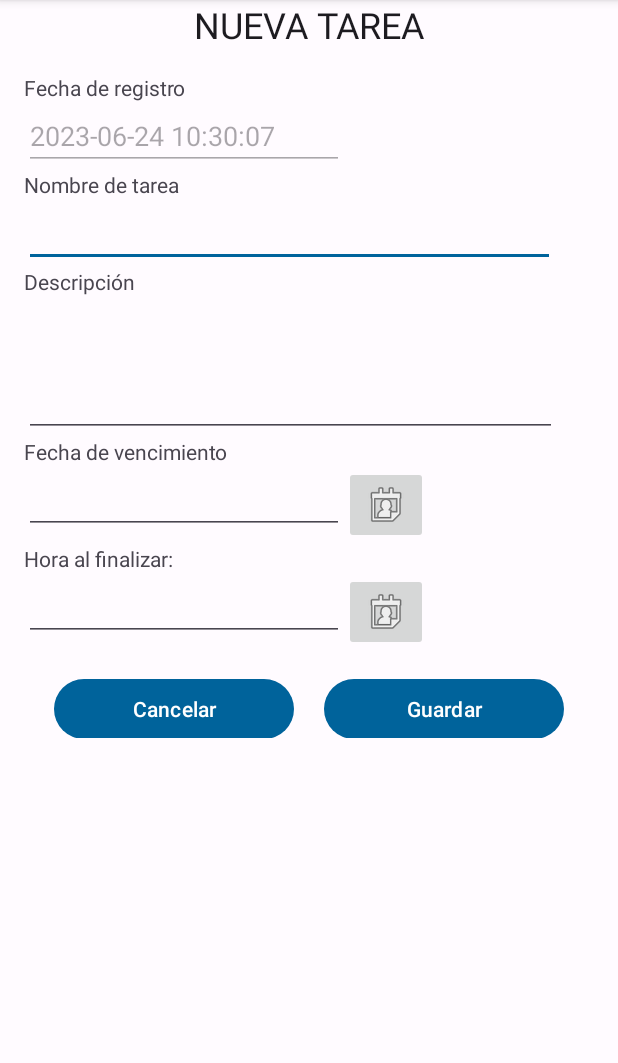
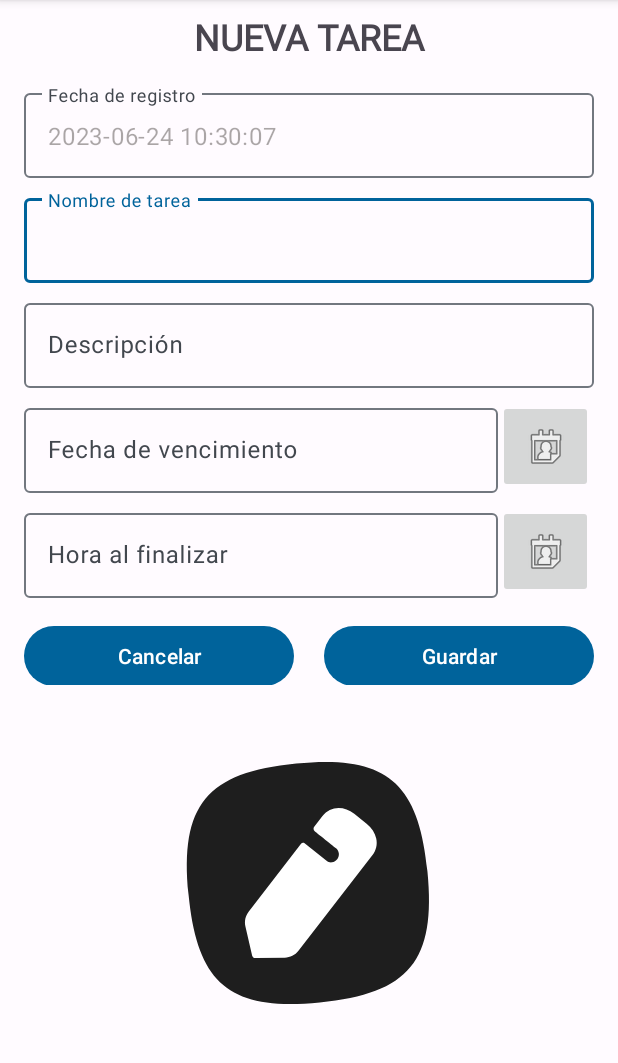
Before and after one commit to israUSA/ProyectoAppTarea, an Android app: the screen it shows after launch (activity_CreacionTarea), after a tap on "Agrega una nueva tarea", on a phone screen of 412 x 824 dp, the part 96-1159 px from its top. Run offline under Robolectric (Android 15) with nearby library versions, the light colour scheme and no system bars.

Commit message:
Crear tarea remodelado

```diff
--- a/app/src/main/res/layout/activity_creacion_tarea.xml
+++ b/app/src/main/res/layout/activity_creacion_tarea.xml
@@ -8,18 +8,21 @@
 
 
     <LinearLayout
+        android:id="@+id/linearLayout"
         android:layout_width="match_parent"
-      android:layout_height="match_parent"
+        android:layout_height="wrap_content"
         android:orientation="vertical">
 
         <TextView
             android:id="@+id/textView"
-        style="@style/Widget.AppCompat.TextView.SpinnerItem"
             android:layout_width="match_parent"
             android:layout_height="wrap_content"
+            android:fontFamily="@font/roboto"
             android:gravity="center"
+            android:paddingTop="8dp"
             android:text="NUEVA TAREA"
-        android:textSize="24sp" />
+            android:textSize="24sp"
+            android:textStyle="bold" />
 
         <LinearLayout
             android:layout_width="match_parent"
@@ -27,22 +30,25 @@
             android:orientation="vertical"
             android:padding="16dp">
 
-      <TextView
+            <LinearLayout
                 android:layout_width="match_parent"
-          android:layout_height="wrap_content"
-          android:text="Fecha de registro" />
-
-      <LinearLayout
-          android:layout_width="wrap_content"
                 android:layout_height="wrap_content"
                 android:orientation="horizontal">
 
-        <EditText
+
+                <com.google.android.material.textfield.TextInputLayout
+                    android:id="@+id/outlinedTextField"
+                    android:layout_width="match_parent"
+                    android:layout_height="wrap_content"
+                    android:hint="Fecha de registro">
+
+                    <com.google.android.material.textfield.TextInputEditText
                         android:id="@+id/editTextDateInicio"
                         android:layout_width="match_parent"
                         android:layout_height="wrap_content"
-            android:ems="10"
                         android:inputType="date" />
+
+                </com.google.android.material.textfield.TextInputLayout>
 
                 <!--        <ImageButton-->
                 <!--            android:id="@+id/bt_inicio_calendario"-->
@@ -54,83 +60,92 @@
 
             </LinearLayout>
 
-
-      <TextView
+            <com.google.android.material.textfield.TextInputLayout
                 android:layout_width="match_parent"
                 android:layout_height="wrap_content"
-          android:text="Nombre de tarea" />
+                android:paddingTop="8dp"
+                android:hint="Nombre de tarea">
 
-      <EditText
+                <com.google.android.material.textfield.TextInputEditText
                     android:id="@+id/nombre_tarea"
-          android:layout_width="354dp"
-          android:layout_height="wrap_content" />
-
-      <TextView
                     android:layout_width="match_parent"
                     android:layout_height="wrap_content"
-          android:text="Descripción" />
+                    android:inputType="textImeMultiLine" />
+            </com.google.android.material.textfield.TextInputLayout>
 
-      <EditText
+
+            <com.google.android.material.textfield.TextInputLayout
+                android:paddingTop="8dp"
+                android:layout_width="match_parent"
+                android:layout_height="wrap_content"
+                android:fontFamily="@font/roboto"
+                android:hint="Descripción"
+                android:textSize="10pt"
+                android:textStyle="bold">
+
+                <com.google.android.material.textfield.TextInputEditText
                     android:id="@+id/MultiText_Descripcion"
-          android:layout_width="355dp"
-          android:layout_height="94dp"
-          android:ems="10"
-          android:gravity="start|top"
+                    android:layout_width="match_parent"
+                    android:layout_height="wrap_content"
                     android:inputType="textMultiLine" />
 
-      <TextView
+            </com.google.android.material.textfield.TextInputLayout>
+
+            <LinearLayout
                 android:layout_width="match_parent"
                 android:layout_height="wrap_content"
-          android:text="Fecha de vencimiento" />
+                android:paddingTop="8dp"
+                android:orientation="horizontal">
 
 
-      <LinearLayout
-          android:layout_width="wrap_content"
+                <com.google.android.material.textfield.TextInputLayout
+                    android:layout_width="0dp"
                     android:layout_height="wrap_content"
-          android:orientation="horizontal">
+                    android:layout_weight="1"
+                    android:hint="Fecha de vencimiento">
 
-        <EditText
+                    <com.google.android.material.textfield.TextInputEditText
                         android:id="@+id/editTextDateFinal"
                         android:layout_width="match_parent"
                         android:layout_height="wrap_content"
-            android:ems="10"
                         android:inputType="date" />
+                </com.google.android.material.textfield.TextInputLayout>
 
 
                 <ImageButton
                     android:id="@+id/bt_fin_calendario"
-            android:layout_width="wrap_content"
-            android:layout_height="wrap_content"
-            android:layout_weight="1"
+                    android:layout_width="0dp"
+                    android:layout_height="match_parent"
+                    android:layout_weight="0.2"
                     app:srcCompat="@android:drawable/ic_menu_my_calendar" />
 
             </LinearLayout>
 
-
-      <TextView
-          android:id="@+id/textView5"
+            <LinearLayout
                 android:layout_width="match_parent"
                 android:layout_height="wrap_content"
-          android:text="Hora al finalizar:" />
-
-      <LinearLayout
-          android:layout_width="wrap_content"
-          android:layout_height="wrap_content"
+                android:paddingTop="8dp"
                 android:orientation="horizontal">
 
-        <EditText
+
+                <com.google.android.material.textfield.TextInputLayout
+                    android:layout_width="0dp"
+                    android:layout_height="wrap_content"
+                    android:layout_weight="1"
+                    android:hint="Hora al finalizar">
+
+                    <com.google.android.material.textfield.TextInputEditText
                         android:id="@+id/editTextHora"
                         android:layout_width="match_parent"
                         android:layout_height="wrap_content"
-            android:layout_weight="1"
-            android:ems="10"
                         android:inputType="time" />
+                </com.google.android.material.textfield.TextInputLayout>
 
                 <ImageButton
                     android:id="@+id/bt_fin_hora"
-            android:layout_width="wrap_content"
-            android:layout_height="wrap_content"
-            android:layout_weight="1"
+                    android:layout_width="0dp"
+                    android:layout_height="match_parent"
+                    android:layout_weight="0.2"
                     app:srcCompat="@android:drawable/ic_menu_my_calendar" />
             </LinearLayout>
 
@@ -142,8 +157,9 @@
 
                 <Button
                     android:id="@+id/btn_cancelar"
-            android:layout_width="160dp"
+                    android:layout_width="0dp"
                     android:layout_height="wrap_content"
+                    android:layout_weight="1"
                     android:layout_marginTop="10dp"
                     android:layout_marginRight="10dp"
                     android:onClick="cerrarVentana"
@@ -152,17 +168,27 @@
 
                 <Button
                     android:id="@+id/btn_guardar"
-            android:layout_width="160dp"
+                    android:layout_width="0dp"
                     android:layout_height="wrap_content"
+                    android:layout_weight="1"
                     android:layout_marginLeft="10dp"
                     android:layout_marginTop="10dp"
                     android:onClick="GuardarTarea"
                     android:text="Guardar" />
             </LinearLayout>
-
-
         </LinearLayout>
     </LinearLayout>
 
+    <com.airbnb.lottie.LottieAnimationView
+        android:layout_width="200dp"
+        android:layout_height="200dp"
+        android:layout_marginTop="16dp"
+        app:layout_constraintEnd_toEndOf="parent"
+        app:layout_constraintHorizontal_bias="0.497"
+        app:layout_constraintStart_toStartOf="parent"
+        app:layout_constraintTop_toBottomOf="@id/linearLayout"
+        app:lottie_autoPlay="true"
+        app:lottie_loop="true"
+        app:lottie_rawRes="@raw/create" />
 
 </androidx.constraintlayout.widget.ConstraintLayout>
```
Also changed, not shown: app/src/main/res/raw/create.json (added, +1 -0 lines). Lines whose indentation alone changed are shown as unchanged.
